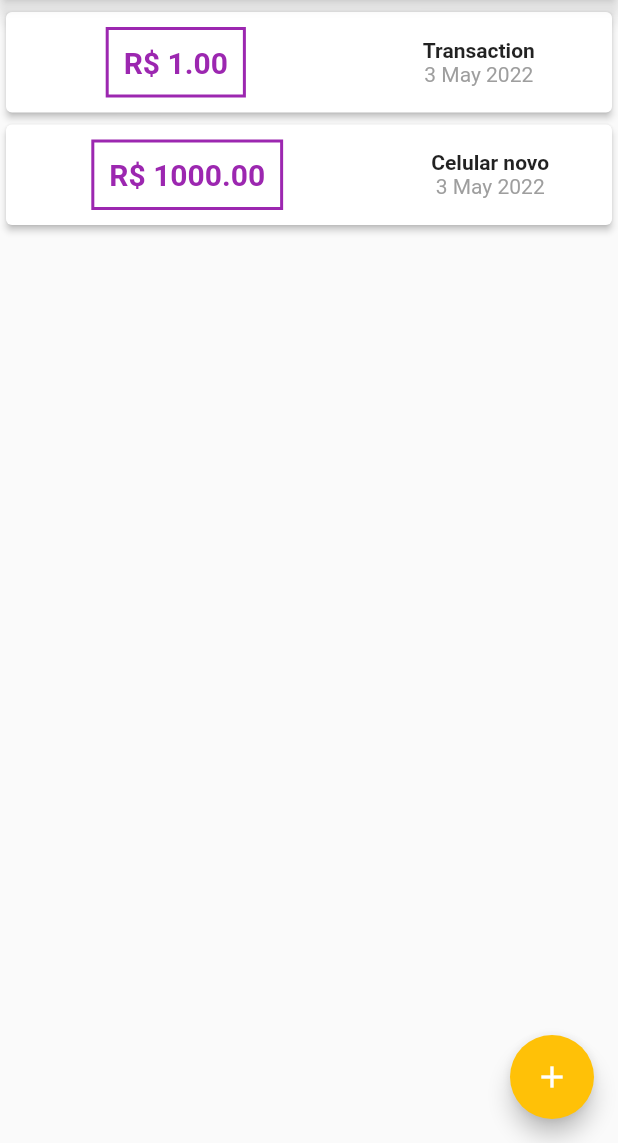
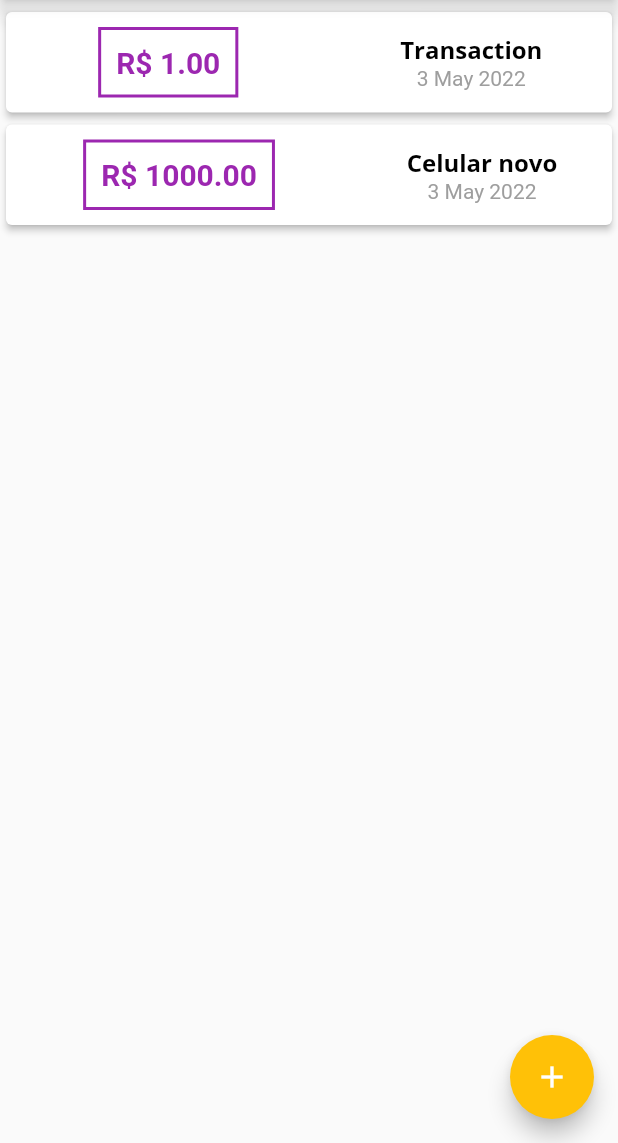
Before and after one commit to icarodavi/expenses, a Flutter app: the screen it shows after launch, on a phone screen of 412 x 824 dp, the part 93-1236 px from its top. Run offline on Flutter 3.47's test engine with Material 2 defaults, Android fonts, the phone set to English and light mode, and no system bars.

Commit message:
TextTheme and ternary operator

```diff
--- a/lib/components/transaction_list.dart
+++ b/lib/components/transaction_list.dart
@@ -10,7 +10,26 @@ class TransactionList extends StatelessWidget {
   Widget build(BuildContext context) {
     return Container(
       height: 500,
-      child: ListView.builder(
+      child: transactions.isEmpty
+          ? Column(
+              children: [
+                const SizedBox(height: 20),
+                Text(
+                  'Sem transação cadastrada',
+                  style: Theme.of(context).textTheme.headline6,
+                ),
+                const SizedBox(height: 20),
+                Container(
+                  height: 300,
+                  margin: const EdgeInsets.all(10),
+                  child: Image.asset(
+                    'assets/images/waiting.png',
+                    fit: BoxFit.cover,
+                  ),
+                ),
+              ],
+            )
+          : ListView.builder(
               itemCount: transactions.length,
               itemBuilder: (ctx, index) {
                 final tr = transactions[index];
@@ -45,9 +64,7 @@ class TransactionList extends StatelessWidget {
                           children: [
                             Text(
                               tr.title,
-                        style: const TextStyle(
-                          fontWeight: FontWeight.bold,
-                        ),
+                              style: Theme.of(context).textTheme.headline6,
                             ),
                             Text(
                               DateFormat('d MMM y').format(tr.date),
```
Lines whose indentation alone changed are shown as unchanged.
